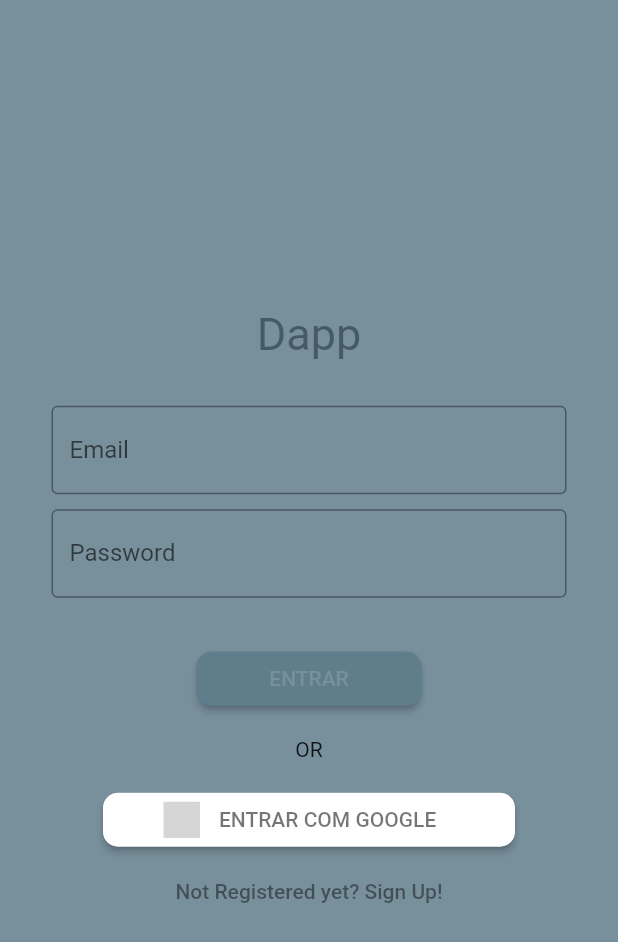
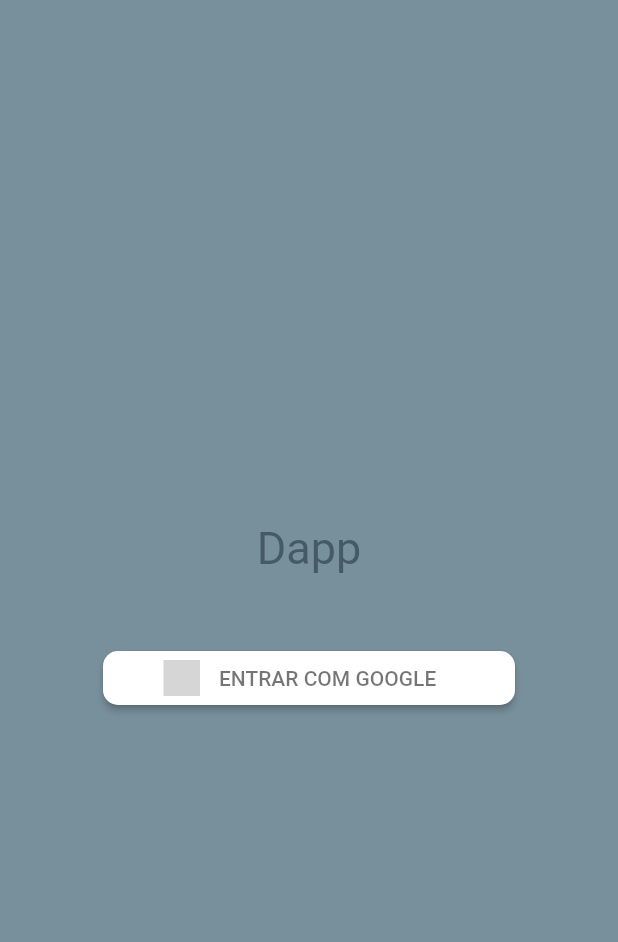
Before and after one commit to albertoazinar/dapp, a Flutter app: the screen it shows after launch, on a phone screen of 412 x 824 dp. Shown: the top 942 px of the screen. Run offline on Flutter 3.47's test engine with Material 2 defaults, Android fonts, the phone set to English and light mode, and no system bars; our stand-ins replace cloud_firestore, firebase_auth, firebase_core, firebase_messaging, flutter_local_notifications, flutter_signin_button and 8 more; missing offline and left inert: speed_dial_fab; accounts and stored records are empty; generated files the repository leaves out were written again; grey boxes are pictures that could not be loaded.

Commit message:
rollback for google sign in only

```diff
--- a/lib/screens/login.dart
+++ b/lib/screens/login.dart
@@ -85,61 +85,61 @@ class _LoginScreenState extends State<LoginScreen> {
               SizedBox(
                 height: 30,
               ),
-              Form(
-                  child: Column(
-                children: [
-                  Container(
-                    width: widthScreen(context) / 1.2,
-                    child: TextFormField(
-                      controller: emailController,
-                      decoration: InputDecoration(
-                        border: OutlineInputBorder(),
-                        labelText: "Email",
-                      ),
-                    ),
-                  ),
-                  Container(
-                    margin: EdgeInsets.only(top: 10),
-                    width: widthScreen(context) / 1.2,
-                    child: TextFormField(
-                      controller: passwordController,
-                      decoration: InputDecoration(
-                          border: OutlineInputBorder(), labelText: "Password"),
-                    ),
-                  ),
-                ],
-              )),
-              SizedBox(
-                height: 30,
-              ),
-              Container(
-                width: 150,
-                margin: EdgeInsets.only(bottom: 15),
-                child: ElevatedButton(
-                  child: Text(
-                    'ENTRAR',
-                    style: TextStyle(color: Colors.blueGrey[400]),
-                  ),
-                  onPressed: () => getIt<AuthService>()
-                      .signIn(emailController.text, passwordController.text)
-                      .whenComplete(() {})
-                      .then((value) {
-                    ScaffoldMessenger.of(context).showSnackBar(SnackBar(
-                      content: Text(value),
-                    ));
-
-                    notificationService.askPermission();
-                    if (getIt<AuthService>().isEmailVerified())
-                      Navigator.pushNamed(context, family_screen);
-                  }),
-                  style: ElevatedButton.styleFrom(
-                    shape: RoundedRectangleBorder(
-                      borderRadius: BorderRadius.circular(10),
-                    ),
-                  ),
-                ),
-              ),
-              Text("OR"),
+              // Form(
+              //     child: Column(
+              //   children: [
+              //     Container(
+              //       width: widthScreen(context) / 1.2,
+              //       child: TextFormField(
+              //         controller: emailController,
+              //         decoration: InputDecoration(
+              //           border: OutlineInputBorder(),
+              //           labelText: "Email",
+              //         ),
+              //       ),
+              //     ),
+              //     Container(
+              //       margin: EdgeInsets.only(top: 10),
+              //       width: widthScreen(context) / 1.2,
+              //       child: TextFormField(
+              //         controller: passwordController,
+              //         decoration: InputDecoration(
+              //             border: OutlineInputBorder(), labelText: "Password"),
+              //       ),
+              //     ),
+              //   ],
+              // )),
+              // SizedBox(
+              //   height: 30,
+              // ),
+              // Container(
+              //   width: 150,
+              //   margin: EdgeInsets.only(bottom: 15),
+              //   child: ElevatedButton(
+              //     child: Text(
+              //       'ENTRAR',
+              //       style: TextStyle(color: Colors.blueGrey[400]),
+              //     ),
+              //     onPressed: () => getIt<AuthService>()
+              //         .signIn(emailController.text, passwordController.text)
+              //         .whenComplete(() {})
+              //         .then((value) {
+              //       ScaffoldMessenger.of(context).showSnackBar(SnackBar(
+              //         content: Text(value),
+              //       ));
+              //
+              //       notificationService.askPermission();
+              //       if (getIt<AuthService>().isEmailVerified())
+              //         Navigator.pushNamed(context, family_screen);
+              //     }),
+              //     style: ElevatedButton.styleFrom(
+              //       shape: RoundedRectangleBorder(
+              //         borderRadius: BorderRadius.circular(10),
+              //       ),
+              //     ),
+              //   ),
+              // ),
+              // Text("OR"),
               Container(
                 width: widthScreen(context) / 1.5,
                 margin: EdgeInsets.only(top: 15),
@@ -163,12 +163,12 @@ class _LoginScreenState extends State<LoginScreen> {
                       borderRadius: BorderRadius.circular(10)),
                 ),
               ),
-              TextButton(
-                  onPressed: () => Navigator.pushNamed(context, signup_screen),
-                  child: Text(
-                    'Not Registered yet? Sign Up!',
-                    style: TextStyle(color: Colors.black45),
-                  ))
+              // TextButton(
+              //     onPressed: () => Navigator.pushNamed(context, signup_screen),
+              //     child: Text(
+              //       'Not Registered yet? Sign Up!',
+              //       style: TextStyle(color: Colors.black45),
+              //     ))
             ],
           ),
         ),
--- a/pubspec.yaml
+++ b/pubspec.yaml
@@ -15,7 +15,7 @@ publish_to: 'none' # Remove this line if you wish to publish to pub.dev
 # In iOS, build-name is used as CFBundleShortVersionString while build-number used as CFBundleVersion.
 # Read more about iOS versioning at
 # https://developer.apple.com/library/archive/documentation/General/Reference/InfoPlistKeyReference/Articles/CoreFoundationKeys.html
-version: 1.0.0+2
+version: 1.0.0+3
 
 environment:
   sdk: ">=2.12.0 <3.0.0"
```
Also changed, not shown: lib/screens/dashboard.dart (+22 -10 lines), assets/person-icon.jpeg (added), 1 other file.
